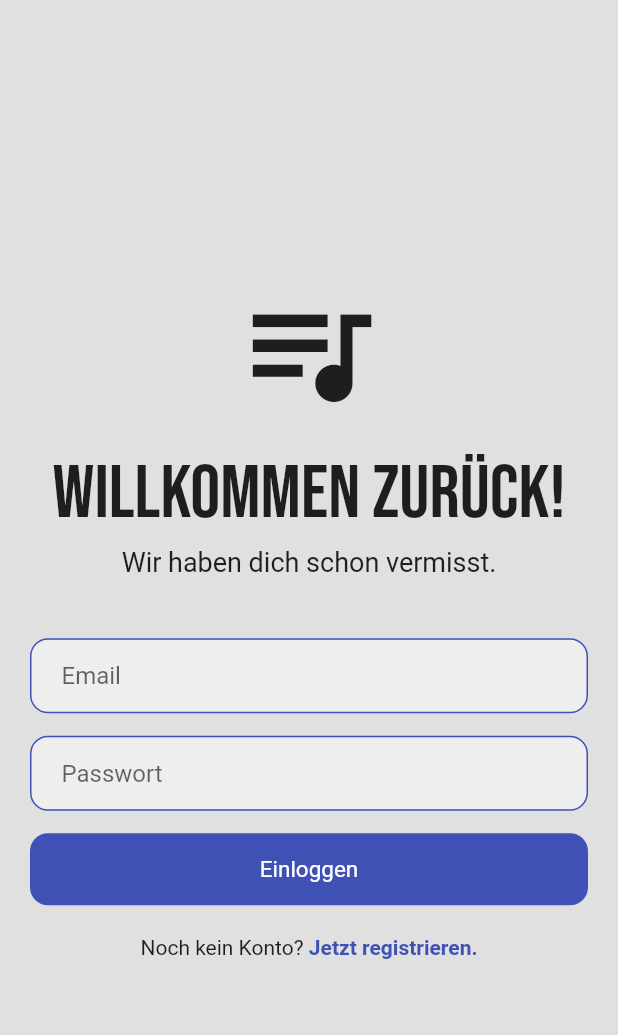
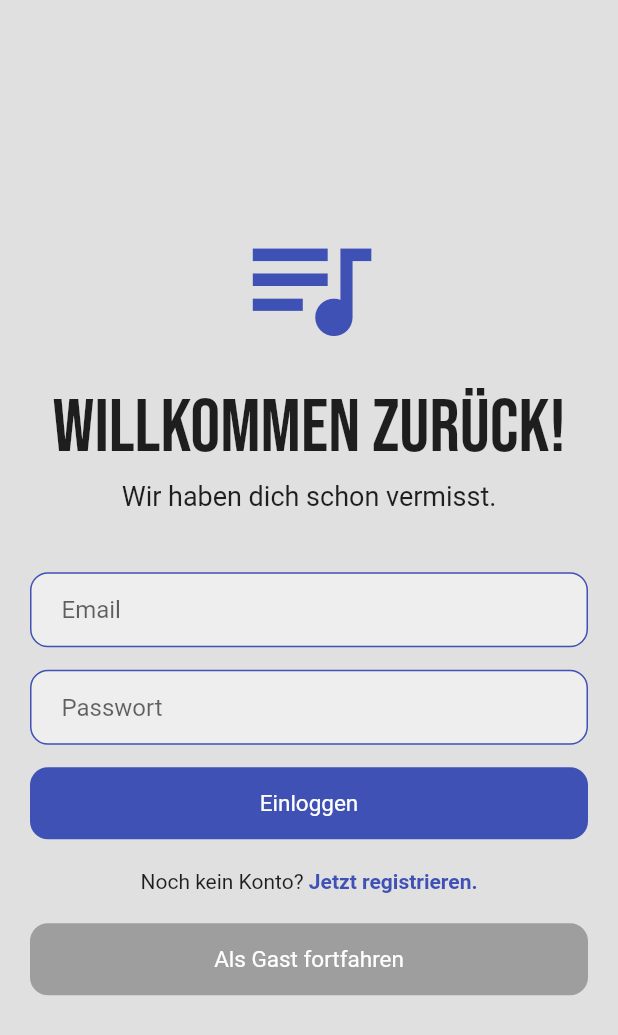
Before and after one commit to noahimwind/front_row_app, a Flutter app: the screen it shows after launch, on a phone screen of 412 x 824 dp. Shown: the top 1035 px of the screen. Run offline on Flutter 3.47's test engine with Material 2 defaults, Android fonts, the phone set to English and light mode, and no system bars; our stand-ins replace google_fonts.

Commit message:
added guest button for easy access while coding

```diff
--- a/lib/main.dart
+++ b/lib/main.dart
@@ -1,5 +1,7 @@
+// ignore_for_file: prefer_const_constructors
+
 import 'package:flutter/material.dart';
-import 'package:front_row_app/pages/home_page.dart';
+// import 'package:front_row_app/pages/home_page.dart';
 import 'package:front_row_app/pages/login_page.dart';
 
 void main() {
--- a/lib/pages/login_page.dart
+++ b/lib/pages/login_page.dart
@@ -1,6 +1,7 @@
 // ignore_for_file: prefer_const_constructors, prefer_const_literals_to_create_immutables
 
 import 'package:flutter/material.dart';
+import 'package:front_row_app/pages/home_page.dart';
 import 'package:google_fonts/google_fonts.dart';
 
 class LoginPage extends StatefulWidget {
@@ -11,6 +12,16 @@ class LoginPage extends StatefulWidget {
 }
 
 class _LoginPageState extends State<LoginPage> {
+
+  void toHomepage(BuildContext context) {
+  Navigator.of(context).pushReplacement(
+    MaterialPageRoute(
+      builder: (context) => HomePage(),
+    ),
+  );
+}
+
+
   @override
   Widget build(BuildContext context) {
     return Scaffold(
@@ -23,6 +34,7 @@ class _LoginPageState extends State<LoginPage> {
               Icon(
                 Icons.queue_music_outlined,
                 size: 100,
+                color: Colors.indigo,
               ),
           SizedBox(height: 15),
           // hello again
@@ -121,7 +133,33 @@ class _LoginPageState extends State<LoginPage> {
                 ),
               )
             ],
-          )
+          ),
+          SizedBox(height: 20),
+
+          // Gast - vorrübergehend
+          Padding(
+            padding: const EdgeInsets.symmetric(horizontal: 20.0),
+            child: GestureDetector(
+              onTap: () => toHomepage(context),
+              child: Container(
+                padding: EdgeInsets.all(15),
+                decoration: BoxDecoration(
+                  color: Colors.grey,
+                  borderRadius: BorderRadius.circular(12)
+                  ),
+                child: Center(
+                  child: Text(
+                    'Als Gast fortfahren',
+                    style: TextStyle(
+                      color: Colors.white,
+                      fontSize: 15
+                    ),
+                  )
+                ),
+              ),
+            ),
+          ),
+          SizedBox(height: 20),
           ],),
         )
       ),
```
